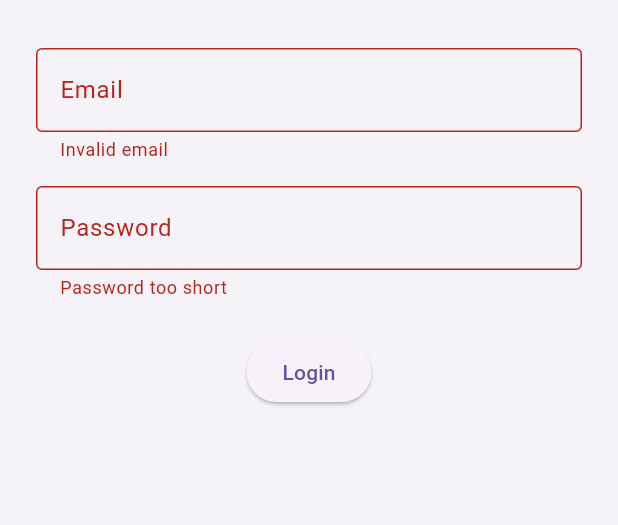
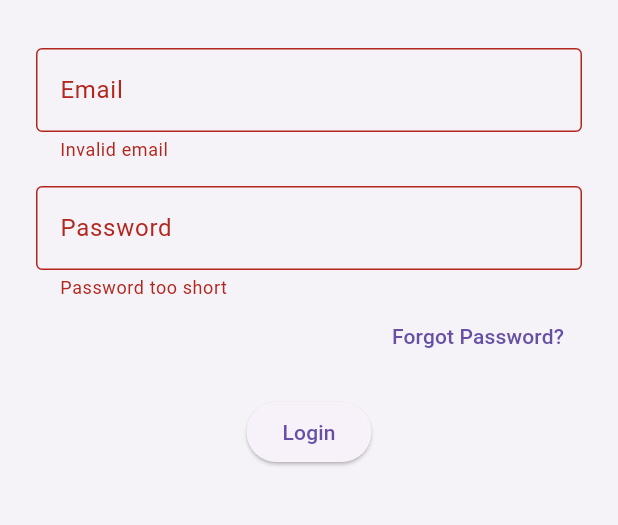
Before and after one commit to Ba-jx/safespace, a Flutter app: the PatientLoginScreen screen opened by its route, after a tap on "Login", on a phone screen of 412 x 824 dp, the part 171-696 px from its top. Run offline on Flutter 3.47's test engine with Material 3 defaults, Android fonts, the phone set to English and light mode, and no system bars; our stand-ins replace cloud_firestore, firebase_auth, firebase_core, firebase_messaging, fl_chart, flutter_local_notifications and 1 more; accounts and stored records are empty.

Commit message:
Update patient_login_screen.dart

```diff
--- a/lib/screens/patient_login_screen.dart
+++ b/lib/screens/patient_login_screen.dart
@@ -17,6 +17,9 @@ class _PatientLoginScreenState extends State<PatientLoginScreen> {
   final TextEditingController _passwordController = TextEditingController();
   final GlobalKey<FormState> _formKey = GlobalKey<FormState>();
 
+  bool _mfaStep = false;
+  User? _user;
+
   Future<void> _login() async {
     final email = _emailController.text.trim();
     final password = _passwordController.text.trim();
@@ -28,9 +31,10 @@ class _PatientLoginScreenState extends State<PatientLoginScreen> {
         email: email,
         password: password,
       );
+
       final uid = credential.user?.uid;
+      final doc = await FirebaseFirestore.instance.collection('users').doc(uid).get();
 
-      final doc = await FirebaseFirestore.instance.collection('users').doc(uid).get();
       if (!doc.exists || doc['role'] != 'patient') {
         await FirebaseAuth.instance.signOut();
         ScaffoldMessenger.of(context).showSnackBar(
@@ -39,10 +43,33 @@ class _PatientLoginScreenState extends State<PatientLoginScreen> {
         return;
       }
 
+      if (!credential.user!.emailVerified) {
+        await credential.user!.sendEmailVerification();
+        _user = credential.user;
+        setState(() {
+          _mfaStep = true;
+        });
+        ScaffoldMessenger.of(context).showSnackBar(
+          const SnackBar(content: Text('Verification email sent. Please check and click Continue.')),
+        );
+        return;
+      }
+
+      await _onFinalLogin(credential.user!);
+    } catch (e) {
+      ScaffoldMessenger.of(context).showSnackBar(
+        SnackBar(content: Text('Login failed: $e')),
+      );
+    }
+  }
+
+  Future<void> _onFinalLogin(User user) async {
+    final uid = user.uid;
+    final doc = await FirebaseFirestore.instance.collection('users').doc(uid).get();
+
     final name = doc.data()?['name'] ?? 'User';
     Provider.of<UserProvider>(context, listen: false).setUserName(name);
 
-      // 🔐 Store FCM token
     final token = await FirebaseMessaging.instance.getToken();
     if (token != null) {
       await FirebaseFirestore.instance.collection('users').doc(uid).update({
@@ -51,9 +78,39 @@ class _PatientLoginScreenState extends State<PatientLoginScreen> {
     }
 
     Navigator.pushReplacementNamed(context, '/home');
+  }
+
+  Future<void> _checkVerificationAndContinue() async {
+    await _user?.reload();
+    final refreshedUser = FirebaseAuth.instance.currentUser;
+
+    if (refreshedUser != null && refreshedUser.emailVerified) {
+      await _onFinalLogin(refreshedUser);
+    } else {
+      ScaffoldMessenger.of(context).showSnackBar(
+        const SnackBar(content: Text('Email not verified yet.')),
+      );
+    }
+  }
+
+  Future<void> _resetPassword() async {
+    final email = _emailController.text.trim();
+
+    if (email.isEmpty || !email.contains('@')) {
+      ScaffoldMessenger.of(context).showSnackBar(
+        const SnackBar(content: Text('Please enter a valid email.')),
+      );
+      return;
+    }
+
+    try {
+      await FirebaseAuth.instance.sendPasswordResetEmail(email: email);
+      ScaffoldMessenger.of(context).showSnackBar(
+        const SnackBar(content: Text('Password reset email sent.')),
+      );
     } catch (e) {
       ScaffoldMessenger.of(context).showSnackBar(
-        SnackBar(content: Text('Login failed: $e')),
+        SnackBar(content: Text('Error: $e')),
       );
     }
   }
@@ -64,7 +121,19 @@ class _PatientLoginScreenState extends State<PatientLoginScreen> {
       appBar: AppBar(title: const Text('Patient Login')),
       body: Padding(
         padding: const EdgeInsets.all(24.0),
-        child: Form(
+        child: _mfaStep
+            ? Column(
+                mainAxisSize: MainAxisSize.min,
+                children: [
+                  const Text('Email Verification Required', style: TextStyle(fontSize: 18)),
+                  const SizedBox(height: 16),
+                  ElevatedButton(
+                    onPressed: _checkVerificationAndContinue,
+                    child: const Text('Continue'),
+                  ),
+                ],
+              )
+            : Form(
                 key: _formKey,
                 child: Column(
                   mainAxisSize: MainAxisSize.min,
@@ -84,7 +153,14 @@ class _PatientLoginScreenState extends State<PatientLoginScreen> {
                       decoration: const InputDecoration(labelText: 'Password', border: OutlineInputBorder()),
                       validator: (value) => value != null && value.length >= 6 ? null : 'Password too short',
                     ),
-              const SizedBox(height: 24),
+                    Align(
+                      alignment: Alignment.centerRight,
+                      child: TextButton(
+                        onPressed: _resetPassword,
+                        child: const Text('Forgot Password?'),
+                      ),
+                    ),
+                    const SizedBox(height: 16),
                     ElevatedButton(onPressed: _login, child: const Text('Login')),
                   ],
                 ),
```
Lines whose indentation alone changed are shown as unchanged.
